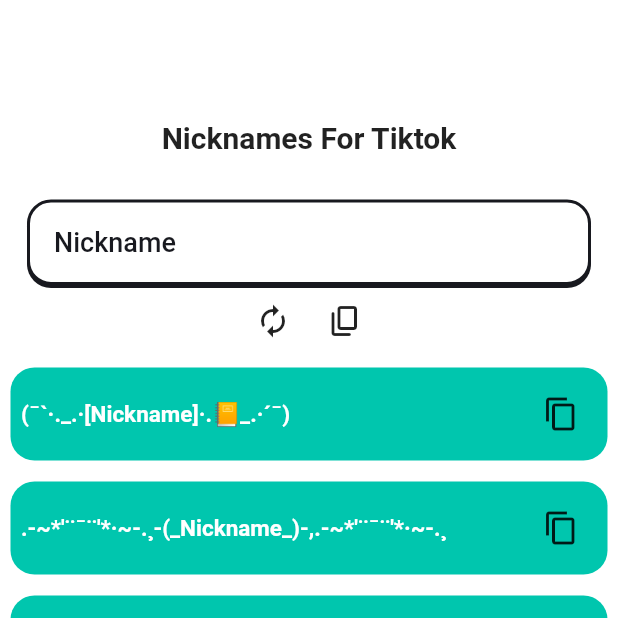
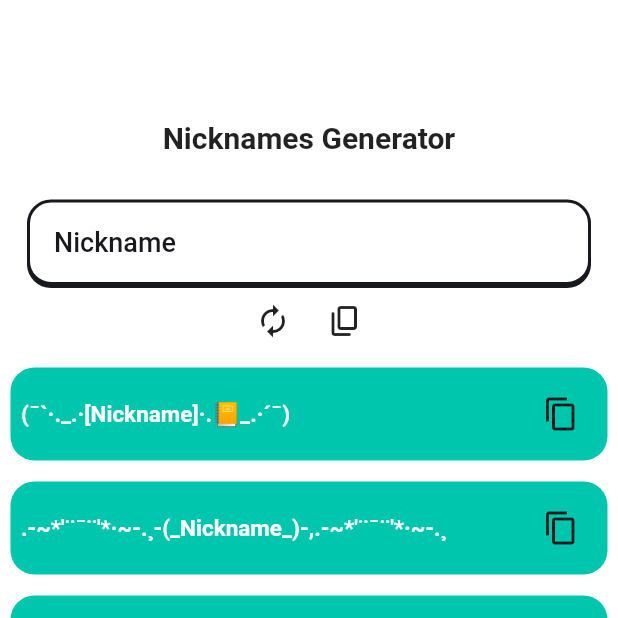
Before and after one commit to Blast06/nickname_generator, a Flutter app: the screen it shows after launch, on a phone screen of 412 x 824 dp, the top half of it. Run offline on Flutter 3.47's test engine with Material 2 defaults, Android fonts, the light colour scheme and no system bars; drawn by our look-alikes of custom_navigation_bar; our stand-ins replace basic_utils, device_preview, faker, firebase_core, firebase_crashlytics, flutter_markdown and 7 more; missing offline and left inert: dart:ffi; accounts and stored records are empty; statements that could not run were skipped.

Commit message:
changed app name in translation

```diff
--- a/lib/utils/Translations.dart
+++ b/lib/utils/Translations.dart
@@ -5,7 +5,7 @@
   // TODO: implement keys
   Map<String, Map<String, String>> get keys => {
         'en': {
-          'title': 'Nicknames For Tiktok',
+          'title': 'Nicknames Generator',
           'bottom_bar_home': 'Home',
           'bottom_bar_privacy': 'Privacy Policy',
           'bottom_bar_about': 'Privacy Po',
@@ -28,7 +28,7 @@
           'symbolsListText': 'More symbols'
         },
         'es': {
-          'title': 'Nombres para Tiktok',
+          'title': 'Generador de Nombres',
           'bottom_bar_home': 'Inicio',
           'bottom_bar_privacy': 'Politicas privacidad',
           'bottom_bar_about': 'Sobre',
```
Also changed, not shown: pubspec.lock.
